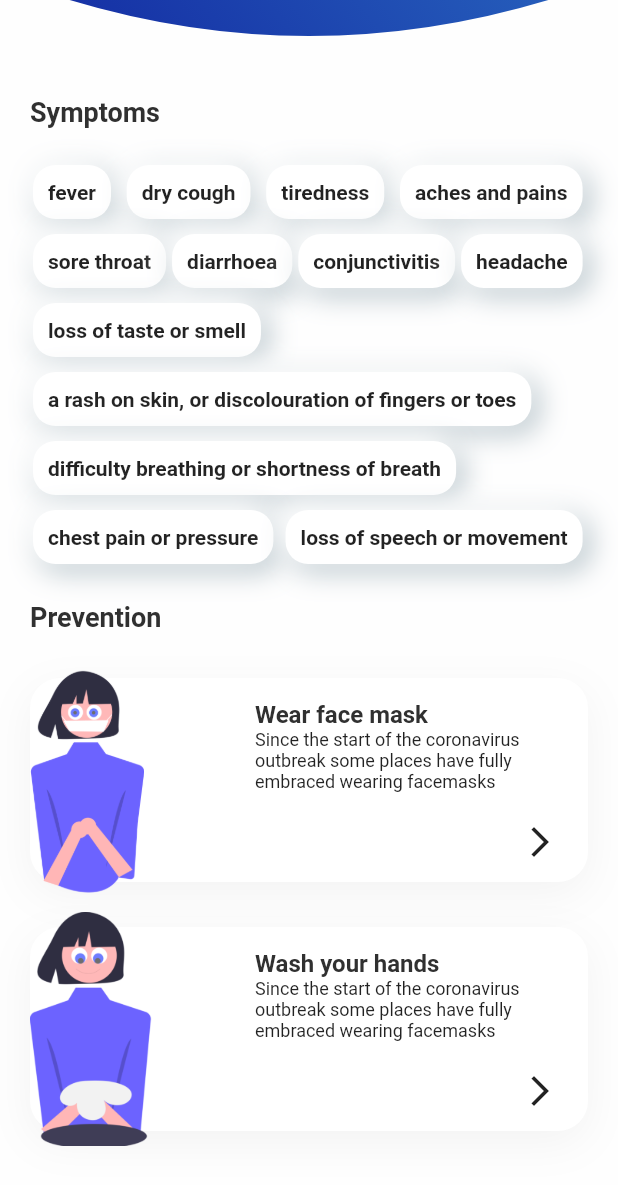
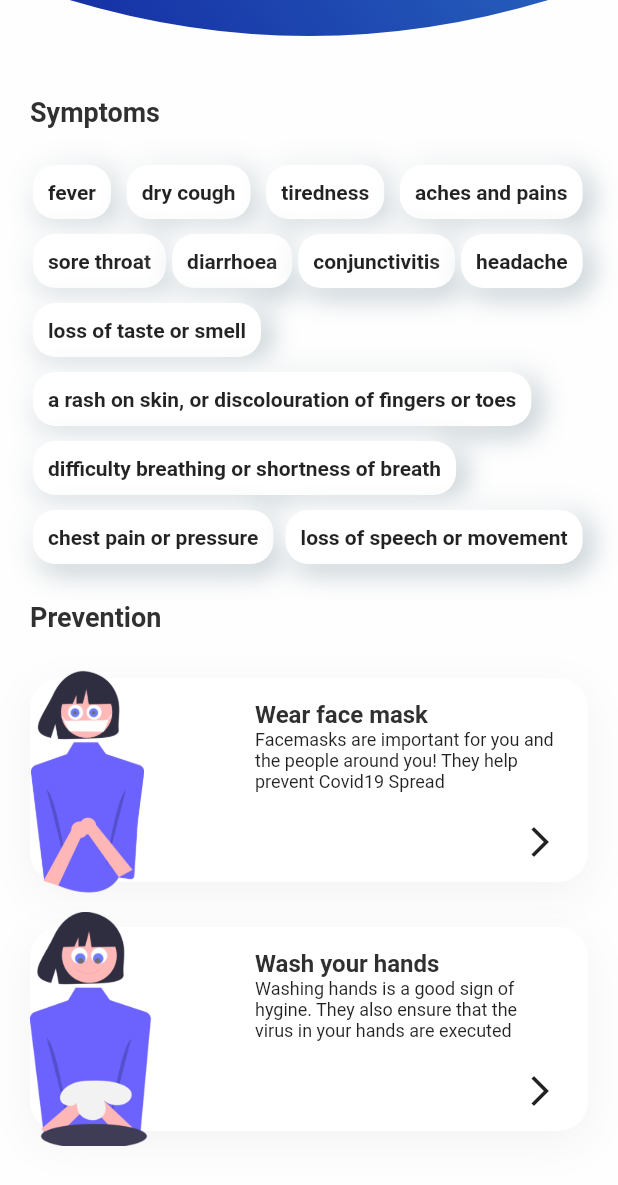
Before and after one commit to ChinmayShringi/CovidTracker, a Flutter app: the AboutPage screen opened directly, scrolled down 286 dp, on a phone screen of 412 x 824 dp. Shown: the top 1185 px of the screen. Run offline on Flutter 3.47's test engine with Material 2 defaults, Android fonts, the phone set to English and light mode, and no system bars; our stand-ins replace flutter_svg; network calls fail.

```diff
--- a/lib/aboutPage.dart
+++ b/lib/aboutPage.dart
@@ -111,13 +111,13 @@ class _AboutPageState extends State<AboutPage> {
                   SizedBox(height: 20),
                   _buildPreventCard(
                     text:
-                        "Since the start of the coronavirus outbreak some places have fully embraced wearing facemasks",
+                        "Facemasks are important for you and the people around you! They help prevent Covid19 Spread",
                     image: "assets/images/wear_mask.png",
                     title: "Wear face mask",
                   ),
                   _buildPreventCard(
                     text:
-                        "Since the start of the coronavirus outbreak some places have fully embraced wearing facemasks",
+                        "Washing hands is a good sign of hygine. They also ensure that the virus in your hands are executed",
                     image: "assets/images/wash_hands.png",
                     title: "Wash your hands",
                   ),
```
